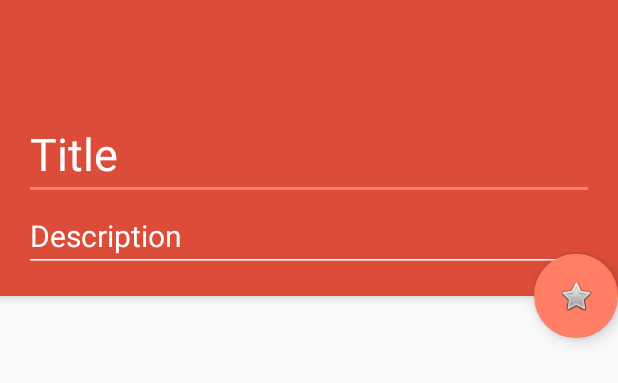
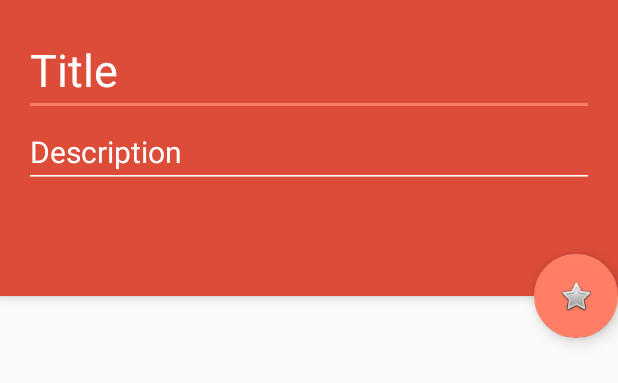
Before and after one commit to tareq3/Searchable_Recycler_ViewTodo_App_With_FireStore, an Android app: the layout activity_main.xml on its own in the app's theme, with its tools: preview values and no code run, on a phone screen of 412 x 824 dp. Shown: the top 383 px of the screen. Run offline under Robolectric (Android 15) with nearby library versions, the phone set to English and light mode, and no system bars.

Commit message:
updated to androidX

```diff
--- a/app/src/main/java/com/mti/todo_app_with_firebase/Adapter/Main/ListItemAdapter.java
+++ b/app/src/main/java/com/mti/todo_app_with_firebase/Adapter/Main/ListItemAdapter.java
@@ -13,8 +13,6 @@
 package com.mti.todo_app_with_firebase.Adapter.Main;
 
 import android.content.Context;
-import android.support.annotation.NonNull;
-import android.support.v7.widget.RecyclerView;
 import android.view.ContextMenu;
 import android.view.LayoutInflater;
 import android.view.View;
@@ -22,7 +20,9 @@ import android.view.ViewGroup;
 import android.widget.Filter;
 import android.widget.Filterable;
 import android.widget.TextView;
-import android.widget.Toast;
+
+import androidx.annotation.NonNull;
+import androidx.recyclerview.widget.RecyclerView;
 
 import com.mti.todo_app_with_firebase.R;
 import com.mti.todo_app_with_firebase.model.ToDo;
--- a/app/src/main/java/com/mti/todo_app_with_firebase/Repository/Main/MainActivityRepository.java
+++ b/app/src/main/java/com/mti/todo_app_with_firebase/Repository/Main/MainActivityRepository.java
@@ -7,9 +7,10 @@
 package com.mti.todo_app_with_firebase.Repository.Main;
 
 import android.app.Application;
-import android.arch.lifecycle.LiveData;
-import android.arch.lifecycle.MutableLiveData;
 import android.util.Log;
+
+import androidx.lifecycle.LiveData;
+import androidx.lifecycle.MutableLiveData;
 
 import com.mti.todo_app_with_firebase.Repository.Main.Api.TodoApiClient;
 import com.mti.todo_app_with_firebase.Repository.Main.Api.TodoApiServices;
--- a/app/src/main/res/layout/activity_main.xml
+++ b/app/src/main/res/layout/activity_main.xml
@@ -1,89 +1,88 @@
-<?xml version="1.0" encoding="utf-8"?>
-<!--
+<?xml version="1.0" encoding="utf-8"?><!--
   ~ Created by Tareq Islam on 6/22/18 9:35 PM
   ~
   ~  Last modified 6/22/18 9:00 PM
   -->
 
-<android.support.design.widget.CoordinatorLayout xmlns:android="http://schemas.android.com/apk/res/android"
+<androidx.coordinatorlayout.widget.CoordinatorLayout xmlns:android="http://schemas.android.com/apk/res/android"
     xmlns:app="http://schemas.android.com/apk/res-auto"
     xmlns:tools="http://schemas.android.com/tools"
     android:layout_width="match_parent"
     android:layout_height="match_parent"
     tools:context=".MainActivity">
 
-    <android.support.design.widget.AppBarLayout
+    <FrameLayout
+        android:id="@+id/listTodo_frame"
+        android:layout_width="match_parent"
+        android:layout_height="match_parent"
+        app:layout_behavior="@string/appbar_scrolling_view_behavior" />
+
+    <com.google.android.material.appbar.AppBarLayout
         android:id="@+id/app_bar_layout"
+        android:layout_width="match_parent"
+        android:layout_height="wrap_content"
         android:fitsSystemWindows="true"
-        android:theme="@style/ThemeOverlay.AppCompat.Dark.ActionBar"
-        android:layout_width="match_parent"
-        android:layout_height="wrap_content">
+        android:theme="@style/ThemeOverlay.AppCompat.Dark.ActionBar">
 
-        <android.support.v7.widget.Toolbar
+        <LinearLayout
+            android:id="@+id/layout_info"
+            android:layout_width="match_parent"
+            android:layout_height="wrap_content"
+            android:background="@color/colorPrimary"
+            android:orientation="vertical"
+            android:padding="16dp">
+
+            <EditText
+                android:id="@+id/title"
+                android:layout_width="match_parent"
+                android:layout_height="wrap_content"
+                android:ems="10"
+                android:focusable="true"
+                android:focusableInTouchMode="true"
+
+                android:hint="Title"
+                android:inputType="text"
+                android:textColorHint="@android:color/white"
+                android:textSize="30sp" />
+
+            <EditText
+                android:id="@+id/description"
+                android:layout_width="match_parent"
+                android:layout_height="wrap_content"
+                android:ems="10"
+                android:focusable="true"
+                android:focusableInTouchMode="true"
+                android:hint="Description"
+                android:inputType="textMultiLine"
+
+                android:textColorHint="@android:color/white"
+                android:textSize="20sp" />
+
+
+        </LinearLayout>
+
+        <androidx.appcompat.widget.Toolbar
             android:id="@+id/toolbar"
             android:layout_width="match_parent"
             android:layout_height="?attr/actionBarSize"
             android:background="@color/colorPrimary"
             app:popupTheme="@style/ThemeOverlay.AppCompat.Dark.ActionBar">
 
-        </android.support.v7.widget.Toolbar>
-
-        <LinearLayout
-            android:id="@+id/layout_info"
-            android:orientation="vertical"
-            android:padding="16dp"
-            android:background="@color/colorPrimary"
-            android:layout_width="match_parent"
-            android:layout_height="wrap_content">
-
-            <EditText
-                android:id="@+id/title"
-                android:hint="Title"
-                android:textSize="30sp"
-                android:inputType="text"
-                android:textColorHint="@android:color/white"
-                android:ems="10"
-
-                android:focusable="true"
-                android:focusableInTouchMode="true"
-                android:layout_width="match_parent"
-                android:layout_height="wrap_content" />
-
-            <EditText
-                android:id="@+id/description"
-                android:hint="Description"
-                android:textSize="20sp"
-                android:inputType="textMultiLine"
-                android:textColorHint="@android:color/white"
-                android:ems="10"
-                android:focusable="true"
-                android:focusableInTouchMode="true"
-
-                android:layout_width="match_parent"
-                android:layout_height="wrap_content" />
+        </androidx.appcompat.widget.Toolbar>
 
 
-        </LinearLayout>
+    </com.google.android.material.appbar.AppBarLayout>
 
-
-    </android.support.design.widget.AppBarLayout>
-
-    <android.support.design.widget.FloatingActionButton
+    <com.google.android.material.floatingactionbutton.FloatingActionButton
         android:id="@+id/fab"
         android:layout_width="wrap_content"
         android:layout_height="wrap_content"
         android:elevation="6dp"
         android:src="@android:drawable/btn_star"
+        app:fabSize="normal"
         app:layout_anchor="@+id/app_bar_layout"
         app:layout_anchorGravity="right|bottom"
-        app:pressedTranslationZ="12dp"
-        app:fabSize="normal"/>
-
-    <FrameLayout
-        android:id="@+id/listTodo_frame"
-              app:layout_behavior="@string/appbar_scrolling_view_behavior"
-        android:layout_width="match_parent"
-        android:layout_height="match_parent" />
+        app:pressedTranslationZ="12dp" />
 
 
-</android.support.design.widget.CoordinatorLayout>
+</androidx.coordinatorlayout.widget.CoordinatorLayout>
--- a/app/src/main/res/layout/list_item.xml
+++ b/app/src/main/res/layout/list_item.xml
@@ -5,7 +5,7 @@
   ~  Last modified 6/22/18 10:38 PM
   -->
 
-<android.support.v7.widget.CardView
+<androidx.cardview.widget.CardView
     xmlns:android="http://schemas.android.com/apk/res/android"
     xmlns:app="http://schemas.android.com/apk/res-auto"
     android:layout_width="match_parent"
@@ -35,4 +35,4 @@
             android:layout_height="wrap_content" />
     </LinearLayout>
 
-</android.support.v7.widget.CardView>
+</androidx.cardview.widget.CardView>
--- a/app/src/main/res/layout/recyclerview_fragment.xml
+++ b/app/src/main/res/layout/recyclerview_fragment.xml
@@ -6,7 +6,7 @@
   -->
 
 
-<android.support.v7.widget.RecyclerView xmlns:android="http://schemas.android.com/apk/res/android"
+<androidx.recyclerview.widget.RecyclerView xmlns:android="http://schemas.android.com/apk/res/android"
     xmlns:app="http://schemas.android.com/apk/res-auto"
     xmlns:tools="http://schemas.android.com/tools"
 android:id="@+id/listTodo_fragment"
--- a/app/src/main/res/menu/menu_search.xml
+++ b/app/src/main/res/menu/menu_search.xml
@@ -14,6 +14,6 @@
         android:orderInCategory="100"
         android:title="action_search"
         app:showAsAction="always"
-        app:actionViewClass="android.support.v7.widget.SearchView" />
+        app:actionViewClass="androidx.appcompat.widget.SearchView" />
 
 </menu>
--- a/build.gradle
+++ b/build.gradle
@@ -13,7 +13,7 @@ buildscript {
         jcenter()
     }
     dependencies {
-        classpath 'com.android.tools.build:gradle:3.2.0-rc03'
+        classpath 'com.android.tools.build:gradle:3.5.0'
 
 
         // NOTE: Do not place your application dependencies here; they belong
--- a/gradle.properties
+++ b/gradle.properties
@@ -6,6 +6,8 @@
 # http://www.gradle.org/docs/current/userguide/build_environment.html
 # Specifies the JVM arguments used for the daemon process.
 # The setting is particularly useful for tweaking memory settings.
+android.enableJetifier=true
+android.useAndroidX=true
 org.gradle.jvmargs=-Xmx1536m
 # When configured, Gradle will run in incubating parallel mode.
 # This option should only be used with decoupled projects. More details, visit
```
Also changed, not shown: app/build.gradle (+22 -19 lines), app/src/main/java/com/mti/todo_app_with_firebase/MainActivity.java (+8 -4 lines), app/src/main/java/com/mti/todo_app_with_firebase/Repository/Main/Room/Todo_Dao.java (+4 -4 lines), app/src/main/java/com/mti/todo_app_with_firebase/Repository/Main/Room/Todo_Room_Database.java (+7 -7 lines), app/src/main/java/com/mti/todo_app_with_firebase/UI/Main/MainActivity_Recycler_Fragment.java (+11 -10 lines), app/src/main/java/com/mti/todo_app_with_firebase/UI/Main/Main_RecyclerFragment_ViewModel.java (+4 -3 lines), app/src/main/java/com/mti/todo_app_with_firebase/model/ToDo.java (+5 -4 lines), gradle/wrapper/gradle-wrapper.properties.
